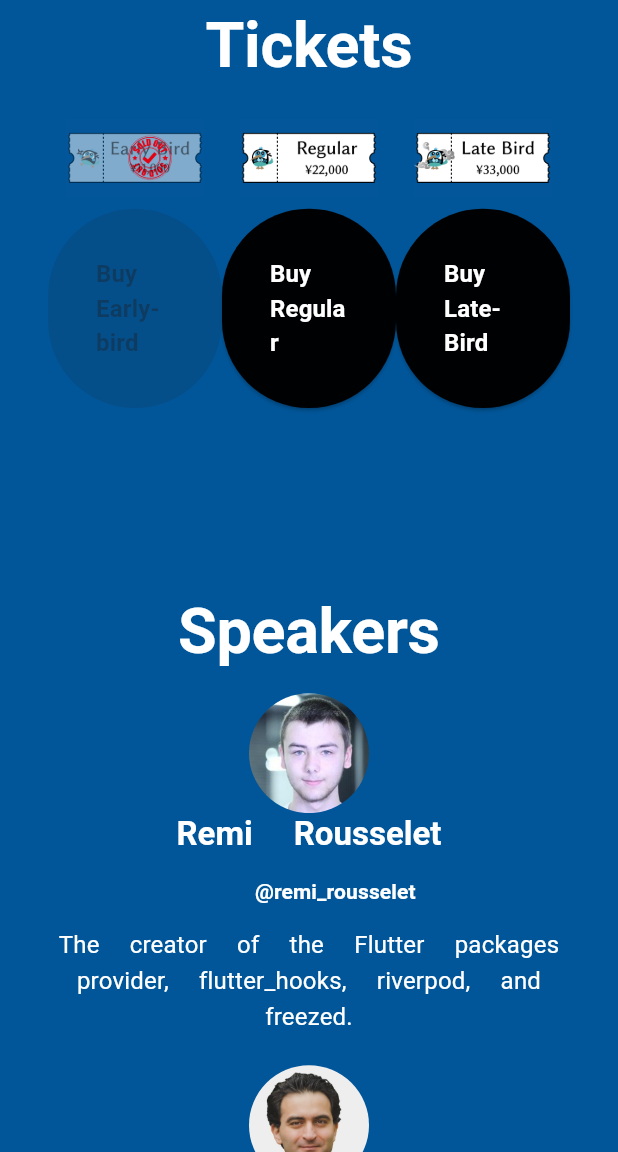
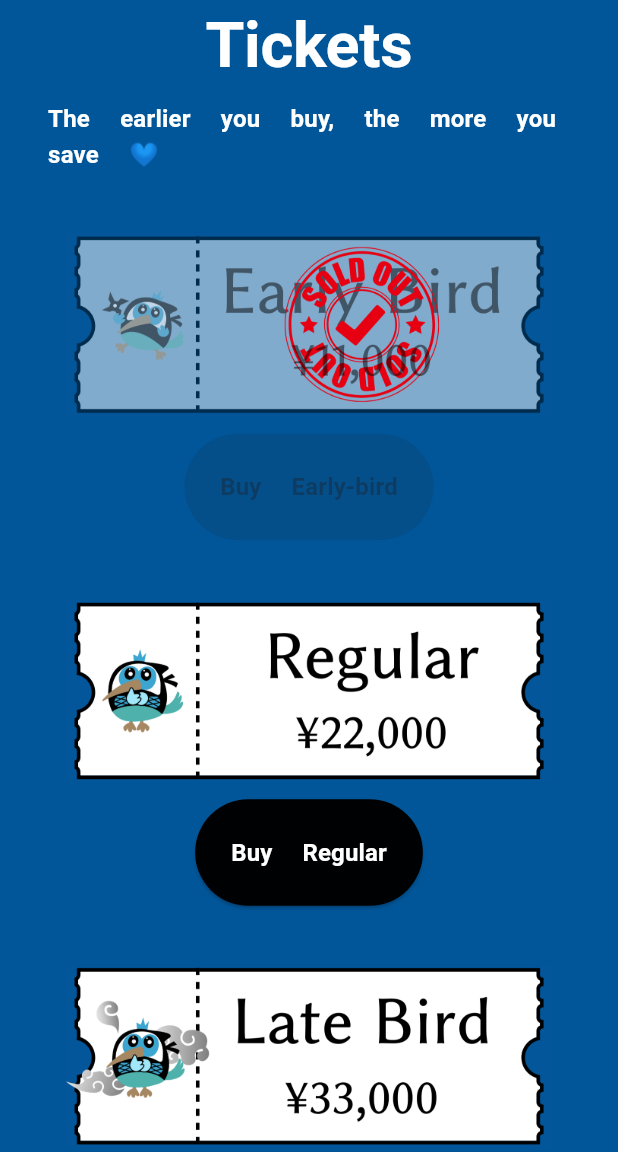
Before and after one commit to flutteruniv/FlutterNinjas, a Flutter app: the screen it shows after launch, scrolled down 576 dp, on a phone screen of 412 x 824 dp, the part 84-1236 px from its top. Run offline on Flutter 3.47's test engine with Material 3 defaults, Android fonts, the phone set to English and light mode, and no system bars; our stand-ins replace flutter_html, go_router, responsive_builder; Roboto replaces fonts that are missing (GenEiLateMin_v2).

Commit message:
チケット画像スマホ対応

```diff
--- a/lib/presentation/lp_tickets_widget.dart
+++ b/lib/presentation/lp_tickets_widget.dart
@@ -23,11 +23,51 @@ class TicketsWidget extends StatelessWidget {
                   height: 1,
                 ),
           ),
-          SizedBox(height: isMobile ? 20 : 40),
-          Row(
+          const SizedBox(height: 16),
+          Text(
+            'The earlier you buy, the more you save 💙',
+            style: Theme.of(context).textTheme.titleMedium!.copyWith(
+                  color: Colors.white,
+                ),
+          ),
+          const SizedBox(height: 32),
+          isMobile
+              ? const Column(
+                  children: [
+                    EarlyBird(),
+                    SizedBox(height: 32),
+                    Regular(),
+                    SizedBox(height: 32),
+                    LateBird(),
+                  ],
+                )
+              : const Row(
                   children: [
                     Expanded(
-                child: Column(
+                      child: EarlyBird(),
+                    ),
+                    Expanded(
+                      child: Regular(),
+                    ),
+                    Expanded(
+                      child: LateBird(),
+                    ),
+                  ],
+                ),
+        ],
+      ),
+    );
+  }
+}
+
+class EarlyBird extends StatelessWidget {
+  const EarlyBird({
+    super.key,
+  });
+
+  @override
+  Widget build(BuildContext context) {
+    return Column(
       children: [
         TextButton(
           onPressed: null,
@@ -36,13 +76,14 @@ class TicketsWidget extends StatelessWidget {
             fit: BoxFit.contain,
           ),
         ),
+        const SizedBox(height: 4),
         ElevatedButton(
           style: ElevatedButton.styleFrom(
             backgroundColor: AppColor.ninjaBlack,
           ),
           onPressed: null,
           child: const Padding(
-                        padding: EdgeInsets.all(16),
+            padding: EdgeInsets.all(8),
             child: Text(
               'Buy Early-bird',
               style: TextStyle(fontSize: 16),
@@ -50,10 +91,18 @@ class TicketsWidget extends StatelessWidget {
           ),
         ),
       ],
-                ),
-              ),
-              Expanded(
-                child: Column(
+    );
+  }
+}
+
+class Regular extends StatelessWidget {
+  const Regular({
+    super.key,
+  });
+
+  @override
+  Widget build(BuildContext context) {
+    return Column(
       children: [
         TextButton(
           onPressed: () {
@@ -65,6 +114,7 @@ class TicketsWidget extends StatelessWidget {
             fit: BoxFit.contain,
           ),
         ),
+        const SizedBox(height: 4),
         ElevatedButton(
           style: ElevatedButton.styleFrom(
             backgroundColor: AppColor.ninjaBlack,
@@ -74,7 +124,7 @@ class TicketsWidget extends StatelessWidget {
                 'https://ti.to/flutterninjas/tokyo-2024/with/regular');
           },
           child: const Padding(
-                        padding: EdgeInsets.all(16),
+            padding: EdgeInsets.all(8),
             child: Text(
               'Buy Regular',
               style: TextStyle(fontSize: 16),
@@ -82,10 +132,18 @@ class TicketsWidget extends StatelessWidget {
           ),
         ),
       ],
-                ),
-              ),
-              Expanded(
-                child: Column(
+    );
+  }
+}
+
+class LateBird extends StatelessWidget {
+  const LateBird({
+    super.key,
+  });
+
+  @override
+  Widget build(BuildContext context) {
+    return Column(
       children: [
         TextButton(
           onPressed: () {
@@ -97,6 +155,7 @@ class TicketsWidget extends StatelessWidget {
             fit: BoxFit.contain,
           ),
         ),
+        const SizedBox(height: 4),
         ElevatedButton(
           style: ElevatedButton.styleFrom(
             backgroundColor: AppColor.ninjaBlack,
@@ -106,7 +165,7 @@ class TicketsWidget extends StatelessWidget {
                 'https://ti.to/flutterninjas/tokyo-2024/with/late-bird');
           },
           child: const Padding(
-                        padding: EdgeInsets.all(16),
+            padding: EdgeInsets.all(8),
             child: Text(
               'Buy Late-Bird',
               style: TextStyle(fontSize: 16),
@@ -114,12 +173,6 @@ class TicketsWidget extends StatelessWidget {
           ),
         ),
       ],
-                ),
-              ),
-            ],
-          ),
-        ],
-      ),
     );
   }
 }
```
Also changed, not shown: resources/images/early-bird.png, resources/images/late-bird.png, resources/images/regular.png. Lines whose indentation alone changed are shown as unchanged.
